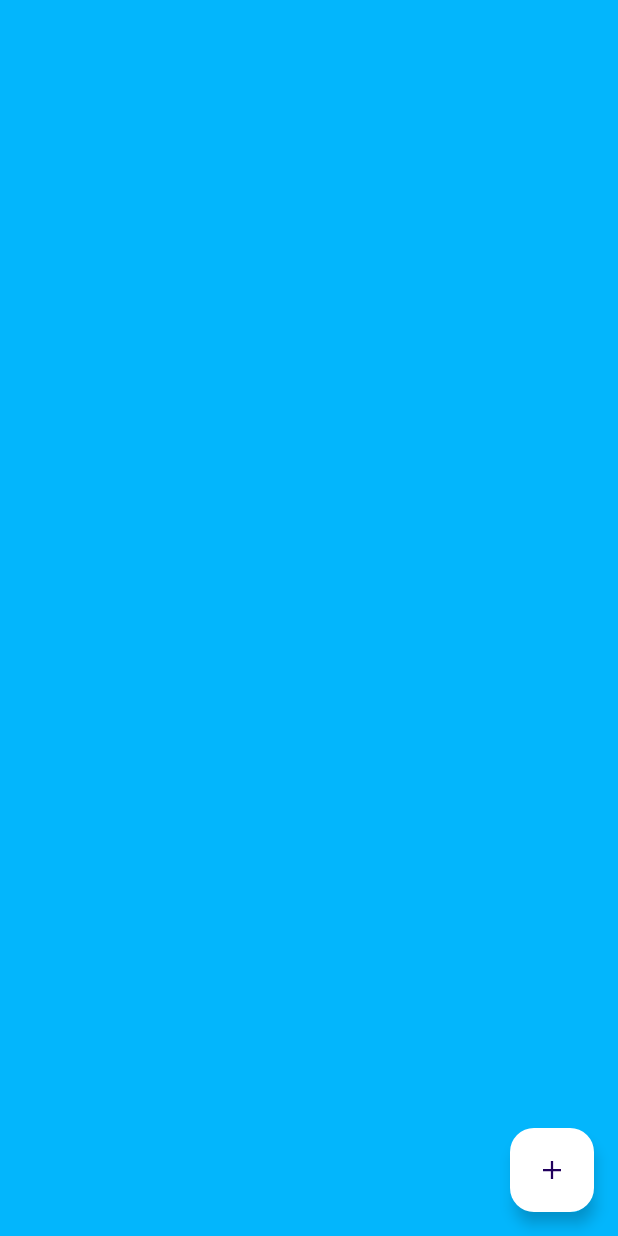
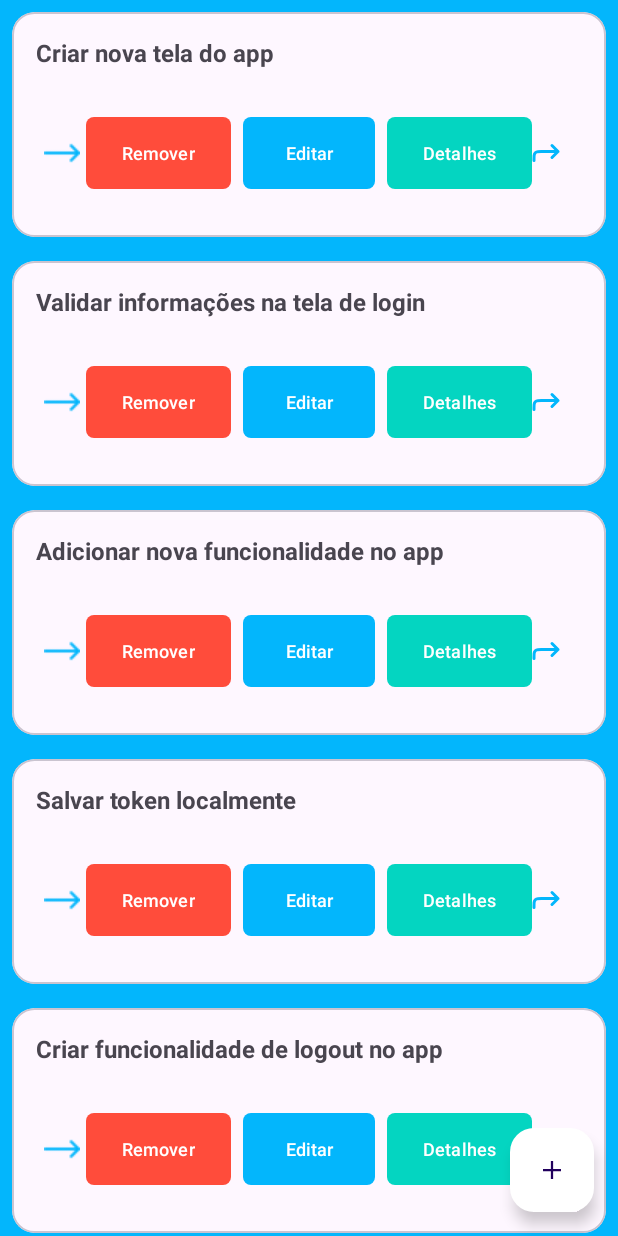
Before and after one commit to radassamr/ATIVIDADE-4, an Android app: the fragment TodoFragment placed in its activity, on a phone screen of 412 x 824 dp. Run offline under Robolectric (Android 15) with nearby library versions, the phone set to English and light mode, and no system bars.

Commit message:
Atualizacao: RecyclerView, adapters e fragments implementados

```diff
--- a/app/src/main/java/com/radassa/task/data/model/Task.kt
+++ b/app/src/main/java/com/radassa/task/data/model/Task.kt
@@ -1,7 +1,7 @@
 package com.radassa.task.data.model
 
 import android.os.Parcelable
-import kotlinx.android.parcel.Parcelize
+import kotlinx.parcelize.Parcelize
 
 @Parcelize
 data class Task(
--- a/app/src/main/java/com/radassa/task/ui/adapter/TaskAdapter.kt
+++ b/app/src/main/java/com/radassa/task/ui/adapter/TaskAdapter.kt
@@ -1,26 +1,25 @@
-package com.marta.task.ui.adapter
+package com.radassa.task.ui.adapter
 
-import android.view.View
+import android.view.LayoutInflater
 import android.view.ViewGroup
 import androidx.recyclerview.widget.RecyclerView
+import com.radassa.task.data.model.Task
 import com.radassa.task.databinding.ItemTaskBinding
 
-class TaskAdapter : RecyclerView.Adapter<TaskAdapter.MyViewHolder> () {
+class TaskAdapter(
+    private val taskList: List<Task>) : RecyclerView.Adapter<TaskAdapter.MyViewHolder>() {
 
     override fun onCreateViewHolder(parent: ViewGroup, viewType: Int): MyViewHolder {
-        TODO("Not yet implemented")
+        val binding = ItemTaskBinding.inflate(LayoutInflater.from(parent.context), parent, false)
+        return MyViewHolder(binding)
     }
 
-    override fun onBindViewHolder(
-        holder: MyViewHolder,
-        position: Int
-    ) {
-        TODO("Not yet implemented")
+    override fun onBindViewHolder(holder: MyViewHolder, position: Int) {
+        val task = taskList[position]
+        holder.binding.textDescription.text = task.description
     }
 
-    override fun getItemCount(): Int {
-        TODO("Not yet implemented")
-    }
+    override fun getItemCount(): Int = taskList.size
 
     inner class MyViewHolder(val binding: ItemTaskBinding) : RecyclerView.ViewHolder(binding.root) {
     }
--- a/app/src/main/java/com/radassa/task/ui/auth/TodoFragment.kt
+++ b/app/src/main/java/com/radassa/task/ui/auth/TodoFragment.kt
@@ -6,12 +6,17 @@ import android.view.LayoutInflater
 import android.view.View
 import android.view.ViewGroup
 import androidx.navigation.fragment.findNavController
+import androidx.recyclerview.widget.LinearLayoutManager
 import com.radassa.task.R
+import com.radassa.task.data.model.Task
 import com.radassa.task.databinding.FragmentTodoBinding
+import com.radassa.task.ui.adapter.TaskAdapter
 
 class TodoFragment : Fragment() {
     private var _binding: FragmentTodoBinding? = null
     private val binding get() = _binding!!
+
+    private lateinit var taskAdapter: TaskAdapter
 
     override fun onCreateView(
         inflater: LayoutInflater,
@@ -25,13 +30,29 @@ class TodoFragment : Fragment() {
     override fun onViewCreated(view: View, savedInstanceState: Bundle?) {
         super.onViewCreated(view, savedInstanceState)
         initListeners()
+        initRecyclerViewTask(getTask())
     }
 
     private fun initListeners() {
-        binding.floatingActionButton.setOnClickListener {
+        binding.floatingActionButton2.setOnClickListener {
             findNavController().navigate(R.id.action_homeFragment_to_formTaskFragment)
         }
     }
+
+    private fun initRecyclerViewTask(taskList: List<Task>) {
+        taskAdapter = TaskAdapter(taskList)
+        binding.recyclerViewTask.layoutManager = LinearLayoutManager(requireContext())
+        binding.recyclerViewTask.setHasFixedSize(true)
+        binding.recyclerViewTask.adapter = taskAdapter
+    }
+
+    private fun getTask() = listOf(
+        Task(id = "0", description = "Criar nova tela do app"),
+        Task(id = "1", description = "Validar informações na tela de login"),
+        Task(id = "2", description = "Adicionar nova funcionalidade no app"),
+        Task(id = "3", description = "Salvar token localmente"),
+        Task(id = "2", description = "Criar funcionalidade de logout no app")
+    )
 
     override fun onDestroyView() {
         super.onDestroyView()
--- a/app/src/main/res/layout/fragment_todo.xml
+++ b/app/src/main/res/layout/fragment_todo.xml
@@ -5,10 +5,20 @@
     xmlns:tools="http://schemas.android.com/tools"
     android:layout_width="match_parent"
     android:layout_height="match_parent"
-    tools:context=".ui.auth.TodoFragment">
+    tools:context=".ui.TodoFragment">
+
+    <androidx.recyclerview.widget.RecyclerView
+        android:id="@+id/recyclerViewTask"
+        android:layout_width="0dp"
+        android:layout_height="0dp"
+        tools:listitem="@layout/item_task"
+        app:layout_constraintBottom_toBottomOf="parent"
+        app:layout_constraintEnd_toEndOf="parent"
+        app:layout_constraintStart_toStartOf="parent"
+        app:layout_constraintTop_toTopOf="parent" />
 
     <com.google.android.material.floatingactionbutton.FloatingActionButton
-        android:id="@+id/floatingActionButton"
+        android:id="@+id/floatingActionButton2"
         android:layout_width="wrap_content"
         android:layout_height="wrap_content"
         android:layout_margin="16dp"
@@ -18,4 +28,5 @@
         android:tint="@color/color_default"
         app:layout_constraintBottom_toBottomOf="parent"
         app:layout_constraintEnd_toEndOf="parent" />
+
 </androidx.constraintlayout.widget.ConstraintLayout>
--- a/build.gradle.kts
+++ b/build.gradle.kts
@@ -1,4 +1,5 @@
-// Top-level build file where you can add configuration options common to all sub-projects/modules.
 plugins {
     alias(libs.plugins.android.application) apply false
+    alias(libs.plugins.kotlin.android) apply false
+    id("org.jetbrains.kotlin.plugin.parcelize") version "2.3.10" apply false
 }
--- a/gradle/libs.versions.toml
+++ b/gradle/libs.versions.toml
@@ -1,5 +1,5 @@
 [versions]
-agp = "9.0.1"
+agp = "8.13.2"
 coreKtx = "1.18.0"
 junit = "4.13.2"
 junitVersion = "1.3.0"
@@ -28,3 +28,5 @@ androidx-viewpager2 = { group = "androidx.viewpager2", name = "viewpager2", vers
 
 [plugins]
 android-application = { id = "com.android.application", version.ref = "agp" }
+kotlin-android = { id = "org.jetbrains.kotlin.android", version.ref = "kotlin" }
+kotlin-parcelize = { id = "org.jetbrains.kotlin.plugin.parcelize", version.ref = "kotlin" }
```
Also changed, not shown: app/build.gradle.kts (+11 -8 lines), app/src/main/java/com/radassa/task/ui/auth/DoingFragment.kt (+23 -6 lines), app/src/main/java/com/radassa/task/ui/auth/DoneFragment.kt (+22 -6 lines), app/src/main/res/layout/fragment_doing.xml (+21 -0 lines), app/src/main/res/layout/fragment_done.xml (+21 -0 lines), gradle/wrapper/gradle-wrapper.properties.
